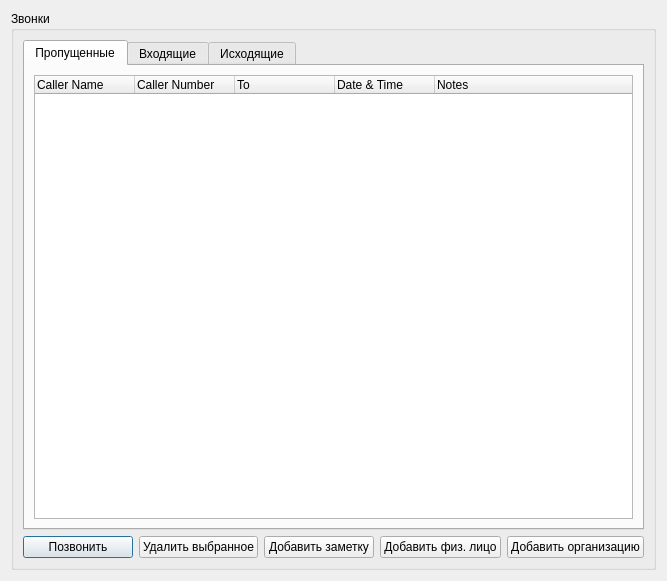
The window that CallHistoryDialog.ui (okostynchuk/Outcall) describes before a commit, drawn with Qt 5.
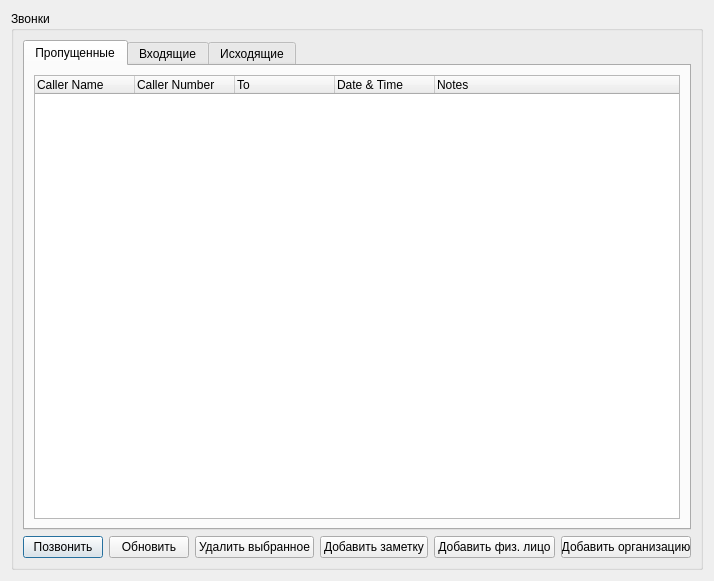
The same window after the commit. Icons and pictures are not drawn.

Commit message: button for GENA

Patch:
```diff
--- a/CallHistoryDialog.ui
+++ b/CallHistoryDialog.ui
@@ -6,7 +6,7 @@
    <rect>
     <x>0</x>
     <y>0</y>
-    <width>667</width>
+    <width>714</width>
     <height>581</height>
    </rect>
   </property>
@@ -190,6 +190,13 @@
           </property>
          </widget>
         </item>
+        <item>
+         <widget class="QPushButton" name="pushButton">
+          <property name="text">
+           <string>Обновить</string>
+          </property>
+         </widget>
+        </item>
         <item>
          <widget class="QPushButton" name="removeButton">
           <property name="text">
```
The commit also changes 5 other files.
